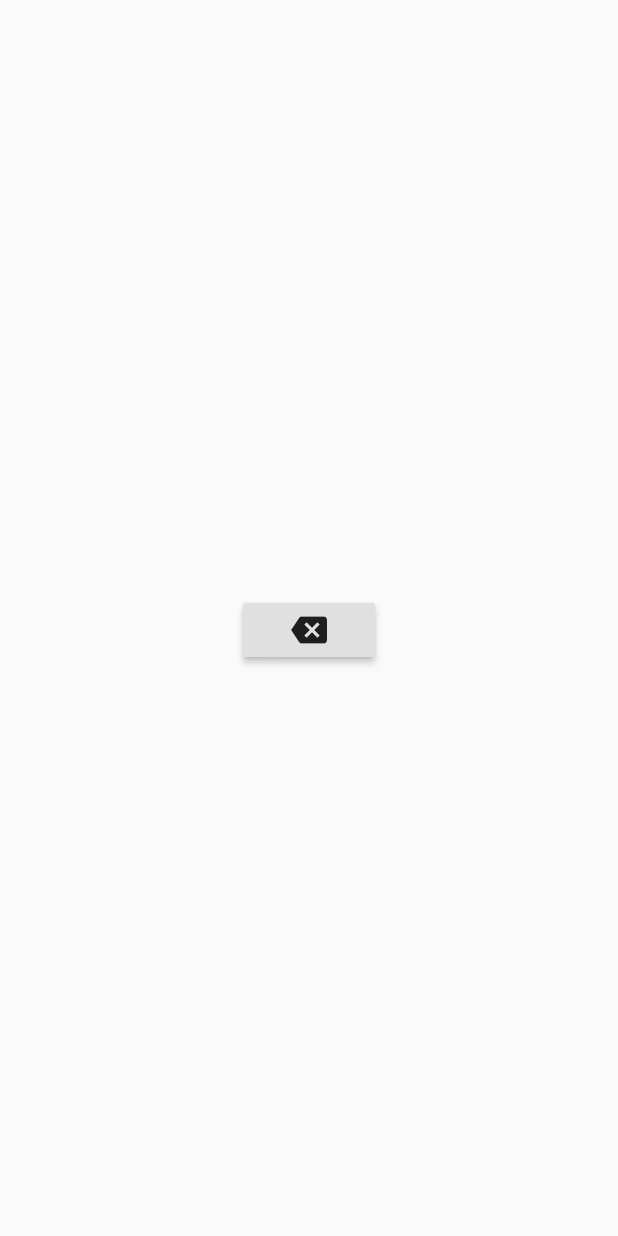
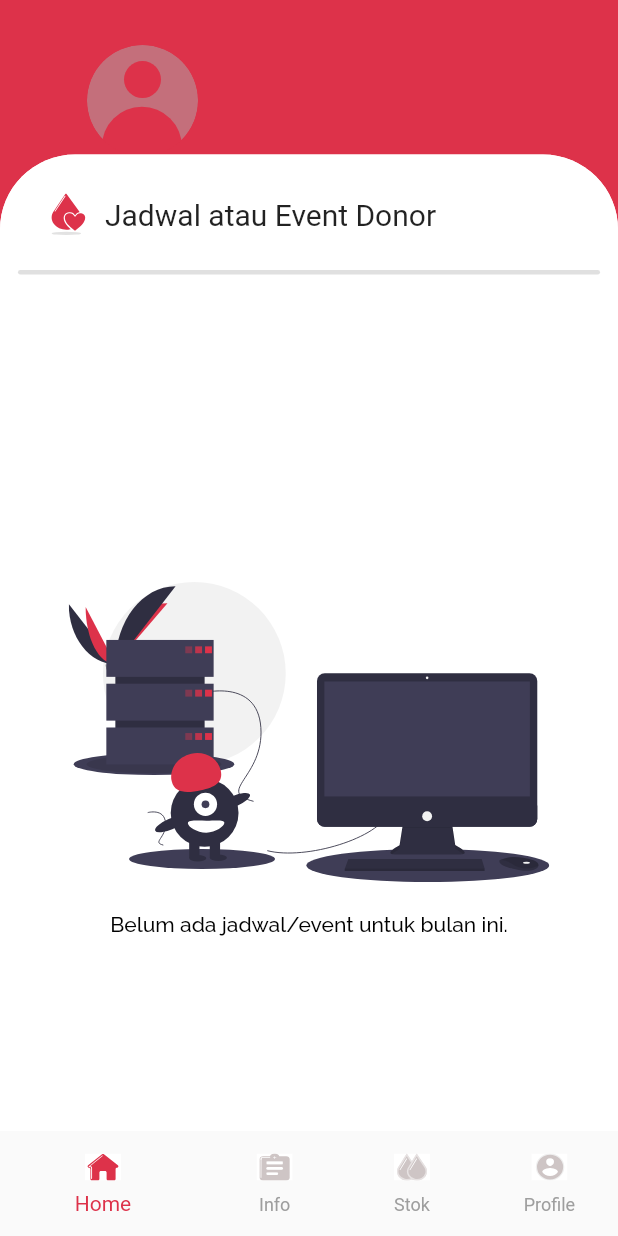
Before and after one commit to imamrmdn/Dbloods-app, a Flutter app: the MainScreen screen opened directly, on a phone screen of 412 x 824 dp. Run offline on Flutter 3.47's test engine with Material 2 defaults, Android fonts, the phone set to English and light mode, and no system bars; our stand-ins replace bloc, cloud_firestore, email_validator, equatable, firebase_auth, flushbar and 7 more; accounts and stored records are empty.

Commit message:
update ui home screen & info screen

```diff
--- /dev/null
+++ b/lib/ui/screens/home_screen.dart
@@ -0,0 +1,132 @@
+part of 'screens.dart';
+
+class HomeScreen extends StatelessWidget {
+  @override
+  Widget build(BuildContext context) {
+    bool isLoading = false;
+    return Stack(
+      children: <Widget>[
+        Container(
+          width: SizeConfig.defaultWidth,
+          height: SizeConfig.defaultHeight,
+          color: mainColor,
+        ),
+        Container(
+          width: SizeConfig.defaultWidth,
+          height: 104,
+          padding: EdgeInsets.only(top: 30.0, left: 50.0),
+          child: BlocBuilder<UserBloc, UserState>(builder: (_, userState) {
+            if (userState is UserLoaded) {
+              return Row(
+                children: <Widget>[
+                  Container(
+                    padding: EdgeInsets.all(5),
+                    decoration: BoxDecoration(
+                      shape: BoxShape.circle,
+                      border: Border.all(color: greyColor, width: 1),
+                    ),
+                    child: Stack(
+                      children: <Widget>[
+                        Loading(color: blackColor, width: 20, height: 20),
+                        Container(
+                          decoration: BoxDecoration(
+                            shape: BoxShape.circle,
+                          ),
+                          child: (userState.user.profilePicture == " ")
+                              ? SvgPicture.asset('assets/User_Profile.svg')
+                              : Image.network(userState.user.profilePicture),
+                        ),
+                      ],
+                    ),
+                  ),
+                  SizedBox(width: 20.0),
+                  Column(
+                    crossAxisAlignment: CrossAxisAlignment.start,
+                    children: <Widget>[
+                      Text('Selamat datang, ${userState.user.nama}',
+                          style: whiteTextFont),
+                      Text('Mau ikut event donor atau cari stok darah ?',
+                          style: whiteTextFont),
+                    ],
+                  )
+                ],
+              );
+            } else {
+              return SvgPicture.asset('assets/User_Profile.svg');
+            }
+          }),
+        ),
+        Container(
+          margin: EdgeInsets.only(top: 103),
+          height: SizeConfig.defaultHeight,
+          width: SizeConfig.defaultWidth,
+          decoration: BoxDecoration(
+            color: whiteColor,
+            borderRadius: BorderRadius.only(
+              topLeft: Radius.circular(50.0),
+              topRight: Radius.circular(50.0),
+            ),
+          ),
+          child: SafeArea(
+            minimum: EdgeInsets.symmetric(horizontal: 12),
+            child: Container(
+              margin: EdgeInsets.only(top: 85, bottom: 80),
+              child: isLoading
+                  ? Loading()
+                  : ListView(
+                      children: <Widget>[
+                        SizedBox(height: 200),
+                        SvgPicture.asset(
+                          'assets/server_down.svg',
+                          height: 200,
+                        ),
+                        SizedBox(height: 20),
+                        Center(
+                            child: Text(
+                                'Belum ada jadwal/event untuk bulan ini.',
+                                style: blackTextFont)),
+                      ],
+                    ),
+            ),
+          ),
+        ),
+        Container(
+          margin: EdgeInsets.only(top: 103),
+          height: 80,
+          width: MediaQuery.of(context).size.width,
+          decoration: BoxDecoration(
+            color: Colors.white,
+            borderRadius: BorderRadius.only(
+              topLeft: const Radius.circular(50),
+              topRight: const Radius.circular(50),
+            ),
+          ),
+          child: Container(
+            margin: EdgeInsets.symmetric(horizontal: 30),
+            height: 50,
+            child: Row(
+              children: <Widget>[
+                SizedBox(
+                  width: 30,
+                  child: SvgPicture.asset('assets/logo.svg'),
+                ),
+                SizedBox(width: 10),
+                Text(
+                  'Jadwal atau Event Donor',
+                  style: TextStyle(fontSize: 20),
+                ),
+              ],
+            ),
+          ),
+        ),
+        Container(
+          margin: EdgeInsets.only(top: 180, left: 12, right: 12),
+          width: MediaQuery.of(context).size.width,
+          height: 3,
+          decoration: BoxDecoration(
+              color: Colors.black12, borderRadius: BorderRadius.circular(5)),
+        ),
+      ],
+    );
+  }
+}
--- a/lib/ui/screens/main_screen.dart
+++ b/lib/ui/screens/main_screen.dart
@@ -6,41 +6,98 @@ class MainScreen extends StatefulWidget {
 }
 
 class _MainScreenState extends State<MainScreen> {
+  int bottomNavBarIndex;
+  PageController pageController;
+
+  @override
+  void initState() {
+    super.initState();
+    bottomNavBarIndex = 0;
+    pageController = PageController(initialPage: bottomNavBarIndex);
+  }
+
   @override
   Widget build(BuildContext context) {
-    // final yearsAgo = DateTime.now().subtract(Duration(days: 365 * 22)).year;
-    // print(yearsAgo);
-    // final now = DateTime.now().year;
-    // final age = now - yearsAgo;
-    // print(age);
-
-    // String yearNow = DateFormat('yyyy').format(DateTime.now());
-    // int.parse(yearNow);
-    // print(yearNow);
     return Scaffold(
-      body: Center(
-        child: Column(
-          mainAxisAlignment: MainAxisAlignment.center,
+        backgroundColor: mainColor,
+        body: SafeArea(
+          child: Stack(
             children: <Widget>[
-            BlocBuilder<UserBloc, UserState>(
-                builder: (_, userState) => (userState is UserLoaded)
-                    ? Column(
+              //
+              Container(
+                width: SizeConfig.defaultWidth,
+                height: SizeConfig.defaultHeight,
+                color: Color(0xFFEDEDED),
+              ),
+              //
+              //
+              PageView(
+                controller: pageController,
                 children: <Widget>[
-                          Text(userState.user.nama),
-                          Text(userState.user.pekerjaan),
-                          Text('tanggal lahir: ' + userState.user.tanggalLahir),
+                  HomeScreen(),
+                  InfoScreen(),
+                  StokScreen(),
+                  ProfileScreen(),
                 ],
-                      )
-                    : Text('')),
-            RaisedButton(
-              child: Icon(Icons.backspace),
-              onPressed: () {
-                AuthServices.signOut();
+                onPageChanged: (index) {
+                  setState(() {
+                    bottomNavBarIndex = index;
+                  });
                 },
+              ),
+              BottomNavBarCustom(
+                currentIndex: bottomNavBarIndex,
+                onTap: (index) {
+                  setState(() {
+                    bottomNavBarIndex = index;
+                    pageController.jumpToPage(index);
+                  });
+                },
+                items: [
+                  BottomNavigationBarItem(
+                    icon: Container(
+                      margin: EdgeInsets.only(bottom: 6.0),
+                      height: 20,
+                      child: SvgPicture.asset((bottomNavBarIndex == 0)
+                          ? 'assets/home.svg'
+                          : 'assets/home_grey.svg'),
+                    ),
+                    title: Text('Home'),
+                  ),
+                  BottomNavigationBarItem(
+                    icon: Container(
+                      margin: EdgeInsets.only(bottom: 6.0),
+                      height: 20,
+                      child: SvgPicture.asset((bottomNavBarIndex == 1)
+                          ? 'assets/info.svg'
+                          : 'assets/info_grey.svg'),
+                    ),
+                    title: Text('Info'),
+                  ),
+                  BottomNavigationBarItem(
+                    icon: Container(
+                      margin: EdgeInsets.only(bottom: 6.0),
+                      height: 20,
+                      child: SvgPicture.asset((bottomNavBarIndex == 2)
+                          ? 'assets/stok.svg'
+                          : 'assets/stok_grey.svg'),
+                    ),
+                    title: Text('Stok'),
+                  ),
+                  BottomNavigationBarItem(
+                    icon: Container(
+                      margin: EdgeInsets.only(bottom: 6.0),
+                      height: 20,
+                      child: SvgPicture.asset((bottomNavBarIndex == 3)
+                          ? 'assets/profile.svg'
+                          : 'assets/profile_grey.svg'),
+                    ),
+                    title: Text('Profile'),
+                  ),
+                ],
               )
             ],
           ),
-      ),
-    );
+        ));
   }
 }
--- a/lib/ui/screens/screens.dart
+++ b/lib/ui/screens/screens.dart
@@ -7,8 +7,10 @@ import 'package:email_validator/email_validator.dart';
 import 'package:firebase_auth/firebase_auth.dart';
 import 'package:flushbar/flushbar.dart';
 import 'package:flutter/material.dart';
+
 import 'package:flutter_svg/flutter_svg.dart';
-import 'package:intl/intl.dart';
+import 'package:material_design_icons_flutter/material_design_icons_flutter.dart';
+import 'package:pie_chart/pie_chart.dart';
 import 'package:provider/provider.dart';
 import 'package:flutter_bloc/flutter_bloc.dart';
 import 'package:smooth_page_indicator/smooth_page_indicator.dart';
@@ -18,3 +20,7 @@ part 'sign_in_screen.dart';
 part 'sign_up_screen.dart';
 part 'main_screen.dart';
 part 'wrapper.dart';
+part 'home_screen.dart';
+part 'info_screen.dart';
+part 'stok_screen.dart';
+part 'profile_screen.dart';
--- /dev/null
+++ b/lib/ui/widgets/bottom_nav_bar_custom/bottom_nav_bar_custom.dart
@@ -0,0 +1,38 @@
+part of '../widgets.dart';
+
+class BottomNavBarCustom extends StatelessWidget {
+  final int currentIndex;
+  final Function onTap;
+  final List<BottomNavigationBarItem> items;
+
+  BottomNavBarCustom({
+    this.currentIndex,
+    this.items,
+    this.onTap,
+  });
+
+  @override
+  Widget build(BuildContext context) {
+    return Align(
+      alignment: Alignment.bottomCenter,
+      child: Container(
+        height: 70,
+        decoration: BoxDecoration(
+          color: whiteColor,
+          borderRadius: borderRadius8,
+        ),
+        child: BottomNavigationBar(
+          showSelectedLabels: true,
+          showUnselectedLabels: true,
+          elevation: 0,
+          backgroundColor: Colors.transparent,
+          selectedItemColor: mainColor,
+          unselectedItemColor: greyColor,
+          currentIndex: currentIndex,
+          onTap: onTap,
+          items: items,
+        ),
+      ),
+    );
+  }
+}
--- a/lib/ui/widgets/widgets.dart
+++ b/lib/ui/widgets/widgets.dart
@@ -11,3 +11,4 @@ part 'button/button.dart';
 part 'button/button_next.dart';
 part 'text_input/text_field.dart';
 part 'loading/loading.dart';
+part 'bottom_nav_bar_custom/bottom_nav_bar_custom.dart';
--- a/pubspec.yaml
+++ b/pubspec.yaml
@@ -36,6 +36,9 @@ dependencies:
   flushbar: ^1.10.4
   flutter_spinkit: ^4.1.2+1
   flutter_svg: ^0.17.4
+  material_design_icons_flutter: ^4.0.5345
+  pie_chart: ^3.1.1
+
 
 
   # The following adds the Cupertino Icons font to your application.
```
Also changed, not shown: lib/ui/screens/info_screen.dart (added, +59 -0 lines), lib/ui/screens/profile_screen.dart (added, +37 -0 lines), lib/ui/screens/stok_screen.dart (added, +87 -0 lines), assets/oopss.svg (added), assets/server_down.svg (added), pubspec.lock. Lines whose indentation alone changed are shown as unchanged.
